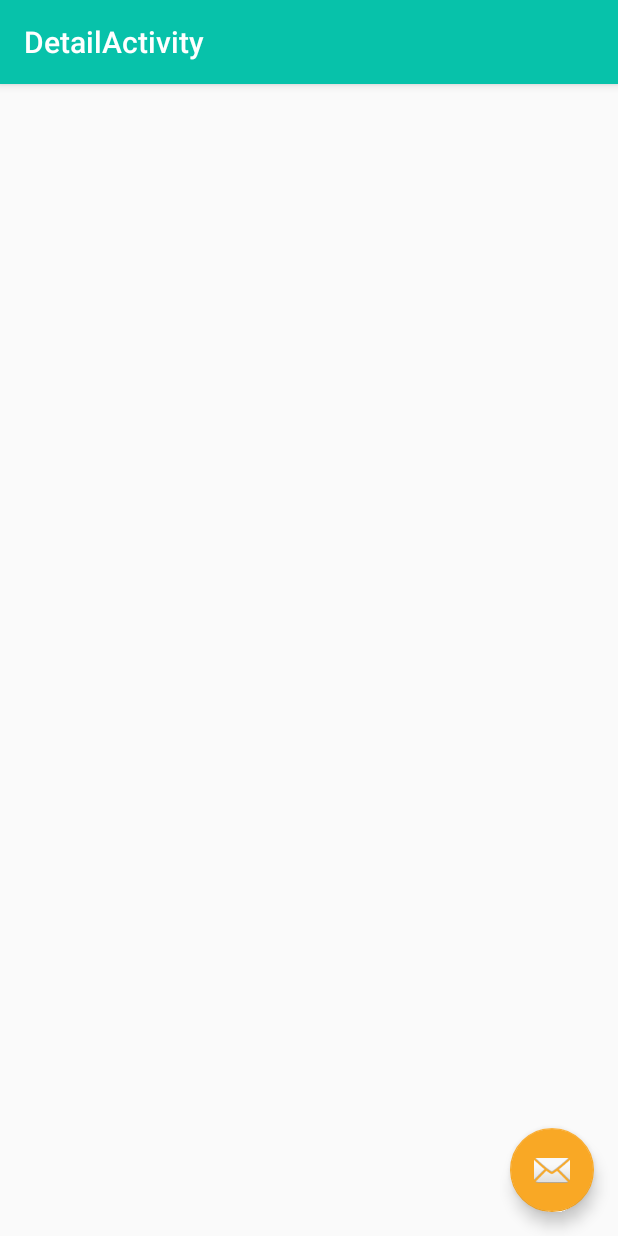
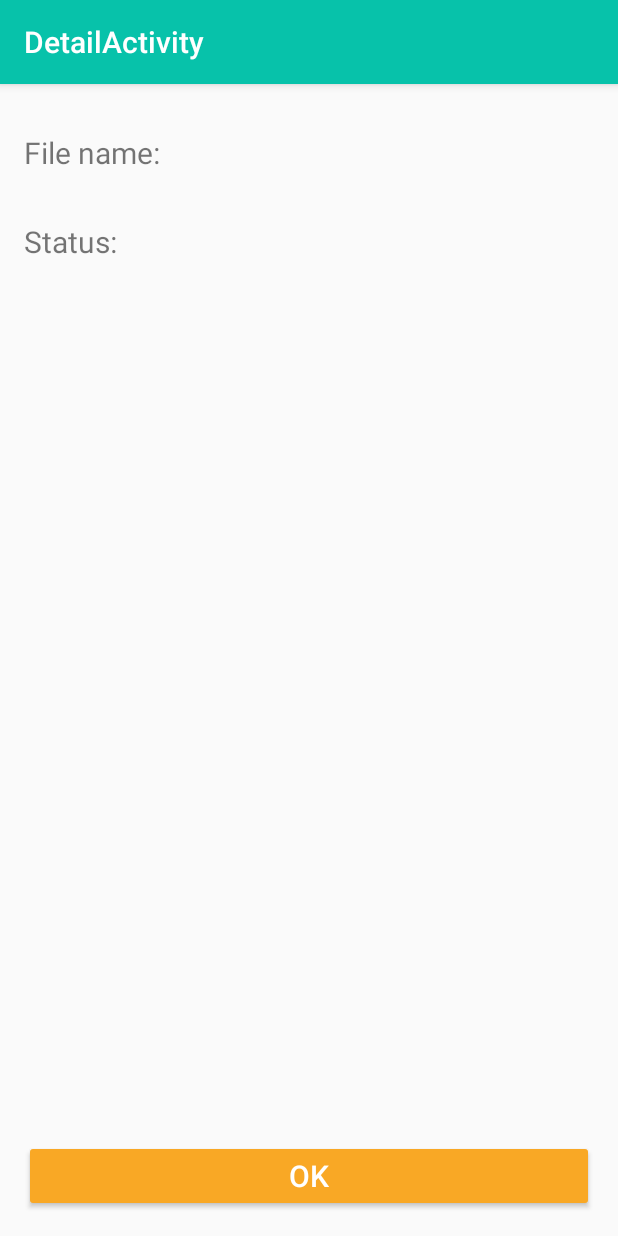
Before and after one commit to phanhung1309/android_udacity_loading_status, an Android app: the DetailActivity screen opened directly, with no data from a screen before it, on a phone screen of 412 x 824 dp. Run offline under Robolectric (Android 15) with nearby library versions, the phone set to English and light mode, and no system bars.

Commit message:
create details screen and display from intent notification

```diff
--- a/app/src/main/res/layout/activity_detail.xml
+++ b/app/src/main/res/layout/activity_detail.xml
@@ -20,14 +20,16 @@
 
     </com.google.android.material.appbar.AppBarLayout>
 
-    <include layout="@layout/content_detail" />
+    <include
+        android:id="@+id/content_detail"
+        layout="@layout/content_detail" />
 
-    <com.google.android.material.floatingactionbutton.FloatingActionButton
-        android:id="@+id/fab"
-        android:layout_width="wrap_content"
-        android:layout_height="wrap_content"
-        android:layout_gravity="bottom|end"
-        android:layout_margin="@dimen/fab_margin"
-        app:srcCompat="@android:drawable/ic_dialog_email" />
+<!--    <com.google.android.material.floatingactionbutton.FloatingActionButton-->
+<!--        android:id="@+id/fab"-->
+<!--        android:layout_width="wrap_content"-->
+<!--        android:layout_height="wrap_content"-->
+<!--        android:layout_gravity="bottom|end"-->
+<!--        android:layout_margin="@dimen/fab_margin"-->
+<!--        app:srcCompat="@android:drawable/ic_dialog_email" />-->
 
 </androidx.coordinatorlayout.widget.CoordinatorLayout>
--- a/app/src/main/res/layout/content_detail.xml
+++ b/app/src/main/res/layout/content_detail.xml
@@ -8,4 +8,71 @@
     tools:context=".DetailActivity"
     tools:showIn="@layout/activity_detail">
 
+
+    <TextView
+        android:id="@+id/file_name_label"
+        android:layout_width="wrap_content"
+        android:layout_height="wrap_content"
+        android:layout_marginStart="16dp"
+        android:layout_marginTop="32dp"
+        android:text="@string/file_name"
+        android:textSize="@dimen/default_text_size"
+        app:layout_constraintStart_toStartOf="parent"
+        app:layout_constraintTop_toTopOf="parent" />
+
+    <TextView
+        android:id="@+id/file_name_text"
+        android:layout_width="0dp"
+        android:layout_height="wrap_content"
+        android:layout_marginStart="32dp"
+        android:layout_marginTop="32dp"
+        android:layout_marginEnd="16dp"
+        android:text=""
+        android:textColor="@android:color/black"
+        android:textSize="@dimen/default_text_size"
+        app:layout_constraintEnd_toEndOf="parent"
+        app:layout_constraintStart_toEndOf="@+id/file_name_label"
+        app:layout_constraintTop_toTopOf="parent"
+        tools:text="LoadApp - Current repository by Udacity" />
+
+    <TextView
+        android:id="@+id/status_label"
+        android:layout_width="wrap_content"
+        android:layout_height="wrap_content"
+        android:layout_marginStart="16dp"
+        android:layout_marginTop="32dp"
+        android:text="@string/status"
+        android:textSize="@dimen/default_text_size"
+        app:layout_constraintStart_toStartOf="parent"
+        app:layout_constraintTop_toBottomOf="@+id/file_name_text" />
+
+    <TextView
+        android:id="@+id/status_text"
+        android:layout_width="0dp"
+        android:layout_height="wrap_content"
+        android:layout_marginStart="32dp"
+        android:layout_marginTop="32dp"
+        android:layout_marginEnd="16dp"
+        android:text=""
+        android:textColor="@android:color/black"
+        android:textSize="@dimen/default_text_size"
+        app:layout_constraintEnd_toEndOf="parent"
+        app:layout_constraintStart_toEndOf="@+id/file_name_label"
+        app:layout_constraintTop_toBottomOf="@+id/file_name_text"
+        tools:text="Success" />
+
+    <Button
+        android:id="@+id/ok_button"
+        android:layout_width="0dp"
+        android:layout_height="wrap_content"
+        android:layout_marginStart="16dp"
+        android:layout_marginEnd="16dp"
+        android:layout_marginBottom="16dp"
+        android:backgroundTint="@color/colorAccent"
+        android:text="@string/ok_button"
+        android:textColor="@color/white"
+        android:textSize="@dimen/default_text_size"
+        app:layout_constraintBottom_toBottomOf="parent"
+        app:layout_constraintEnd_toEndOf="parent"
+        app:layout_constraintStart_toStartOf="parent" />
 </androidx.constraintlayout.widget.ConstraintLayout>
--- a/app/src/main/res/values/strings.xml
+++ b/app/src/main/res/values/strings.xml
@@ -17,4 +17,7 @@
     <string name="radio_load_app">LoadApp - Current repository by Udacity</string>
     <string name="radio_retrofit">Retrofit - Type-safe HTTP client for Android and Java by Square, Inc</string>
     <string name="no_selection_toast_msg">Please select the file to download</string>
+    <string name="file_name">File name: </string>
+    <string name="status">Status: </string>
+    <string name="ok_button">OK</string>
 </resources>
```
Also changed, not shown: app/src/main/java/com/udacity/DetailActivity.kt (+15 -0 lines), app/src/main/java/com/udacity/MainActivity.kt (+59 -25 lines).
